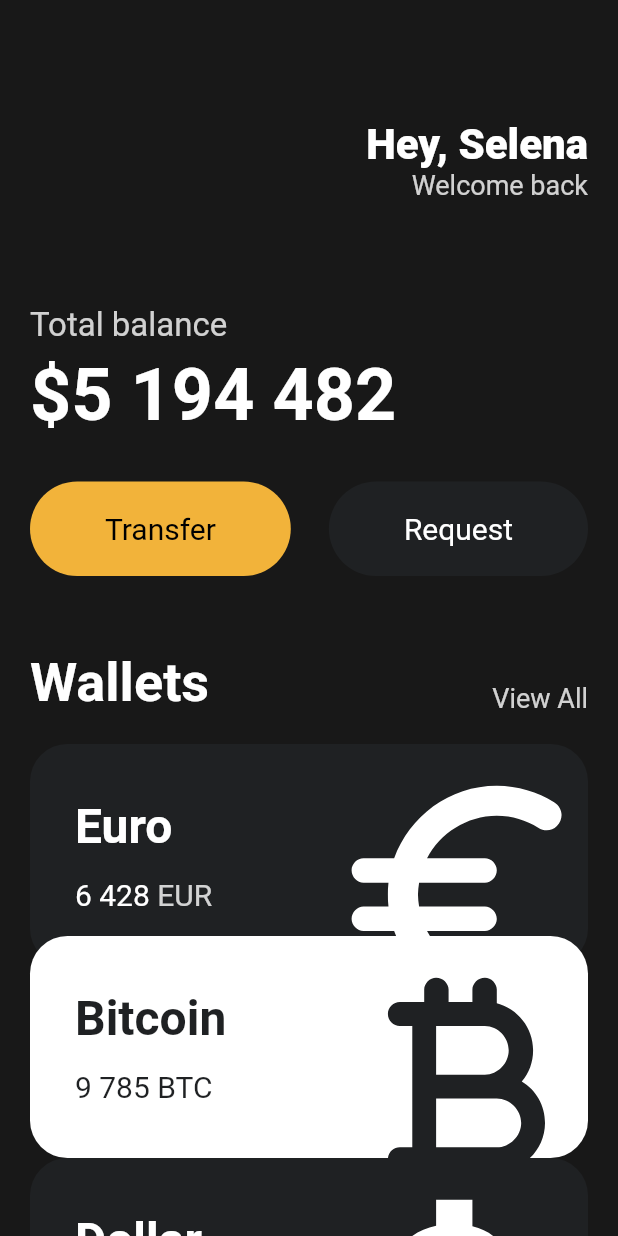
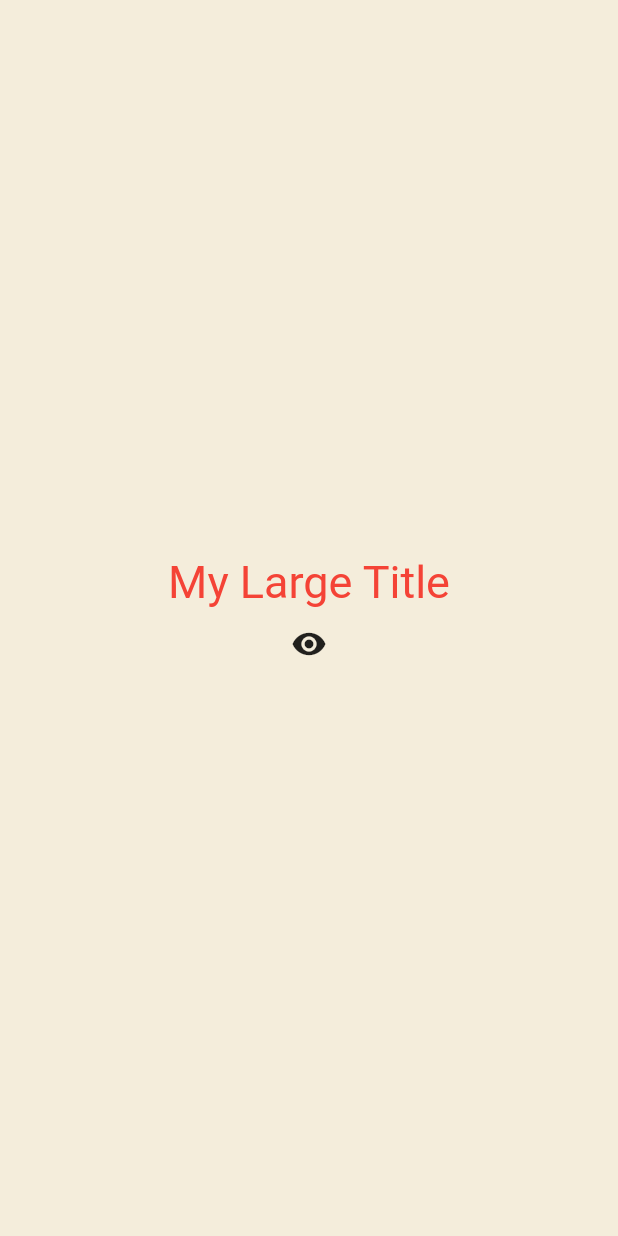
Before and after one commit to sollera1/toonflix, a Flutter app: the screen it shows after launch, on a phone screen of 412 x 824 dp. Run offline on Flutter 3.47's test engine with Material 2 defaults, Android fonts, the phone set to English and light mode, and no system bars.

Commit message:
ADD: 파일 최신화

```diff
--- a/lib/main.dart
+++ b/lib/main.dart
@@ -6,8 +6,91 @@ void main() {
   runApp(const App());
 }
 
-class App extends StatelessWidget {
+class App extends StatefulWidget {
   const App({super.key});
+
+  @override
+  State<App> createState() => _AppState();
+}
+
+class _AppState extends State<App> {
+  bool showTitle = true;
+
+  void toggleTitle() {
+    setState(() {
+      showTitle = !showTitle;
+    });
+  }
+
+  @override
+  Widget build(BuildContext context) {
+    return MaterialApp(
+      theme: ThemeData(
+        textTheme: const TextTheme(
+          titleLarge: TextStyle(
+            color: Colors.red,
+          ),
+        ),
+      ),
+      home: Scaffold(
+        backgroundColor: const Color(0xFFF4EDDB),
+        body: Center(
+          child: Column(
+            mainAxisAlignment: MainAxisAlignment.center,
+            children: [
+              showTitle ? const MyLargeTitle() : const Text('nothing'),
+              IconButton(
+                onPressed: toggleTitle,
+                icon: const Icon(Icons.remove_red_eye),
+              ),
+            ],
+          ),
+        ),
+      ),
+    );
+  }
+}
+
+class MyLargeTitle extends StatefulWidget {
+  const MyLargeTitle({
+    super.key,
+  });
+
+  @override
+  State<MyLargeTitle> createState() => _MyLargeTitleState();
+}
+
+class _MyLargeTitleState extends State<MyLargeTitle> {
+  int count = 0;
+
+  @override
+  void initState() {
+    super.initState();
+    print('initState!');
+  }
+
+  @override
+  void dispose() {
+    // TODO: implement dispose
+    super.dispose();
+    print('dispose!');
+  }
+
+  @override
+  Widget build(BuildContext context) {
+    print('build!');
+    return Text(
+      'My Large Title',
+      style: TextStyle(
+        fontSize: 30,
+        color: Theme.of(context).textTheme.titleLarge?.color,
+      ),
+    );
+  }
+}
+
+class App_Old extends StatelessWidget {
+  const App_Old({super.key});
 
   @override
   Widget build(BuildContext context) {
@@ -137,26 +220,6 @@ class App extends StatelessWidget {
                   isInverted: false,
                   order: 2,
                 ),
-                /*Transform.translate(
-                  offset: const Offset(0, -20),
-                  child: const CurrencyCard(
-                    name: 'Bitcoin',
-                    code: 'BTC',
-                    amount: '9 785',
-                    icon: Icons.currency_bitcoin_rounded,
-                    isInverted: true,
-                  ),
-                ),
-                Transform.translate(
-                  offset: const Offset(0, -40),
-                  child: const CurrencyCard(
-                    name: 'Dollar',
-                    code: 'USD',
-                    amount: '428',
-                    icon: Icons.attach_money_outlined,
-                    isInverted: false,
-                  ),
-                ),*/
               ],
             ),
           ),
```
Also changed, not shown: 1 other file.
